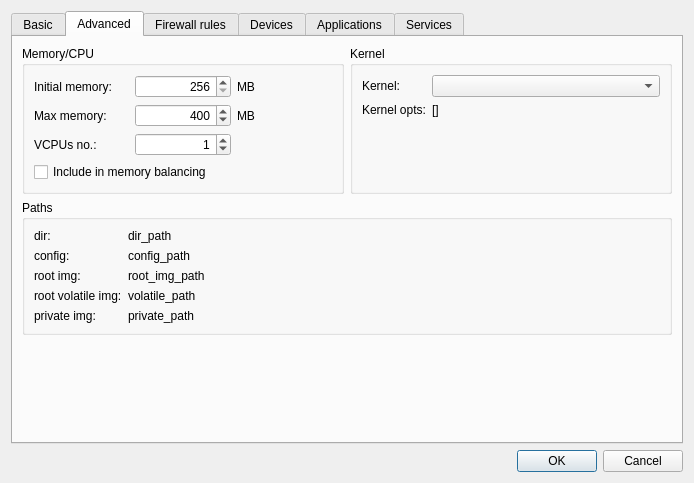
This is settingsdlg.ui in QubesOS/qubes-manager as Qt 5 draws it before an edit. The edited form follows.
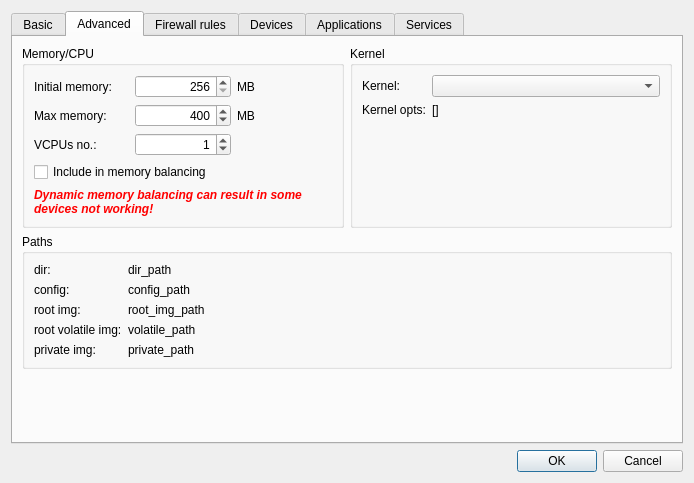
This is the edited form. The open tabs and pages were chosen to show the change. Icons and pictures are not drawn.

Commit message: Dynamic mem balancing - pci devs warnings.

```diff
--- a/settingsdlg.ui
+++ b/settingsdlg.ui
@@ -411,6 +411,26 @@
               </property>
              </widget>
             </item>
+            <item row="4" column="0" colspan="3">
+             <widget class="QLabel" name="dmm_warning_adv">
+              <property name="font">
+               <font>
+                <weight>75</weight>
+                <italic>true</italic>
+                <bold>true</bold>
+               </font>
+              </property>
+              <property name="styleSheet">
+               <string notr="true">color:rgb(255, 0, 0)</string>
+              </property>
+              <property name="text">
+               <string>Dynamic memory balancing can result in some devices not working!</string>
+              </property>
+              <property name="wordWrap">
+               <bool>true</bool>
+              </property>
+             </widget>
+            </item>
            </layout>
           </widget>
          </item>
```
Left out of the diff: 22 changed lines with no effect on the pictures. The commit also changes 1 other file.
